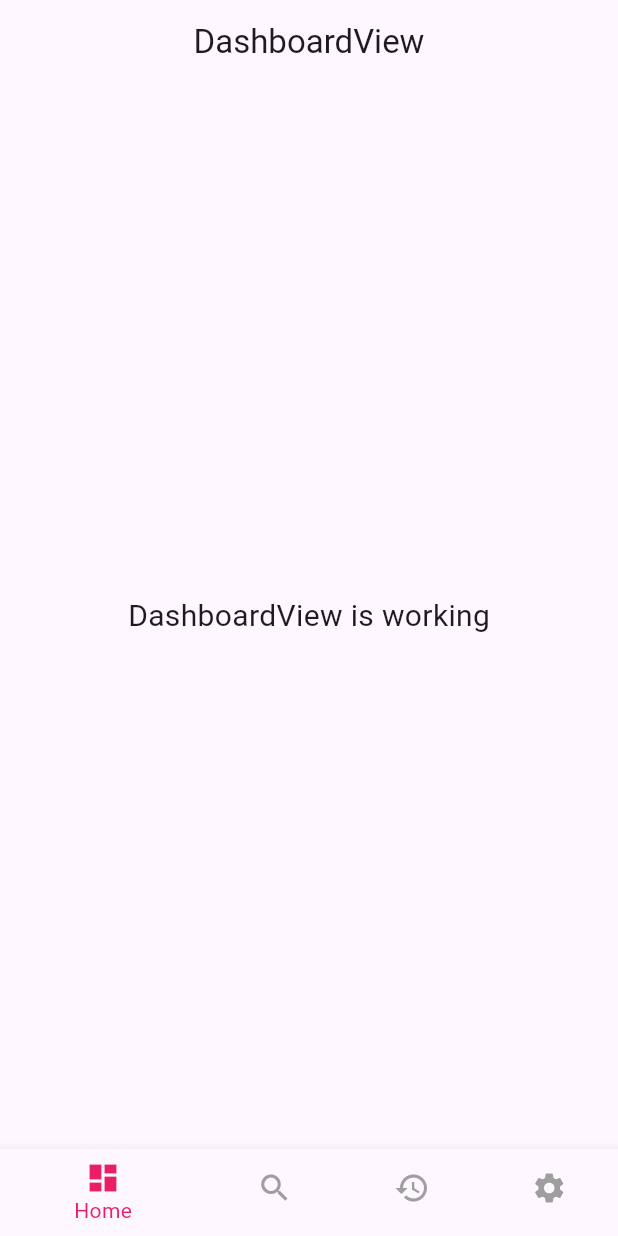
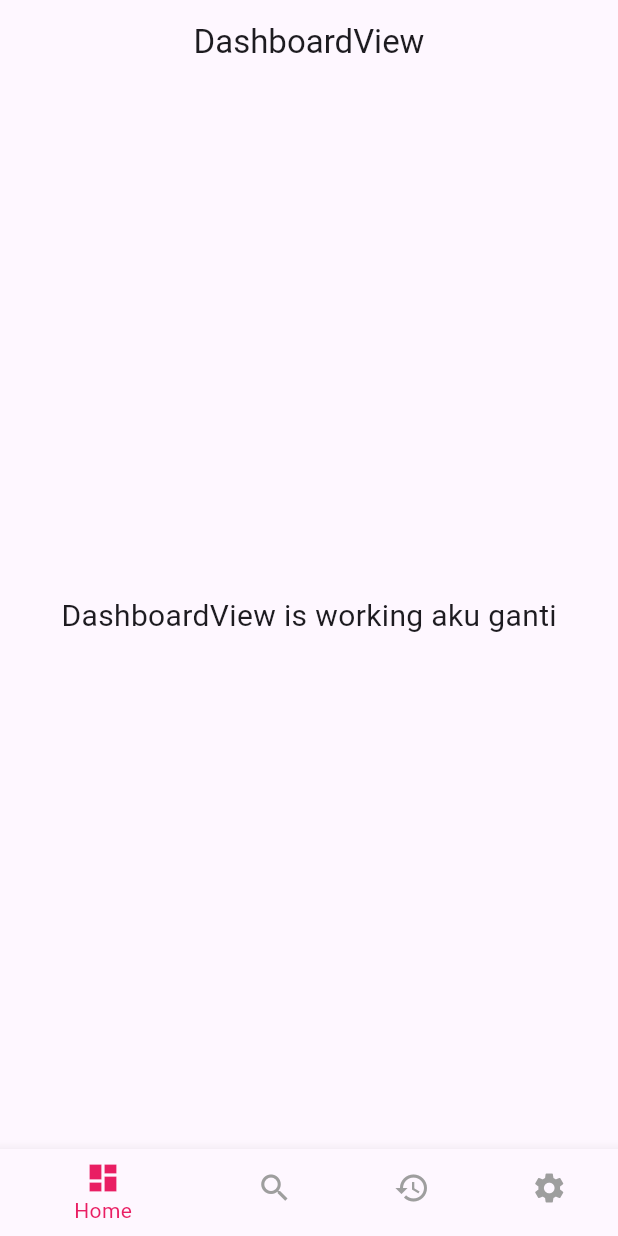
Before and after one commit to roiskhoiron/getx_nested_navigation_bottom_nav_bar, a Flutter app: the screen it shows after launch, on a phone screen of 412 x 824 dp. Run offline on Flutter 3.47's test engine with Material 3 defaults, Android fonts, the phone set to English and light mode, and no system bars; our stand-ins replace get; statements that could not run were skipped.

```diff
--- a/lib/app/modules/browse/controllers/browse_controller.dart
+++ b/lib/app/modules/browse/controllers/browse_controller.dart
@@ -10,7 +10,10 @@ class BrowseController extends GetxController {
   }
 
   @override
-  void onReady() {
+  Future<void> onReady() async {
+    await Future.delayed(Duration(seconds: 2), () {
+      count.value++;
+    });
     super.onReady();
   }
 
--- a/lib/app/modules/dashboard/controllers/dashboard_controller.dart
+++ b/lib/app/modules/dashboard/controllers/dashboard_controller.dart
@@ -4,13 +4,20 @@ class DashboardController extends GetxController {
   //TODO: Implement DashboardController
 
   final count = 0.obs;
+
+  var valueChange = 'aku'.obs;
   @override
   void onInit() {
+    Get.log('DashboardController onInit');
     super.onInit();
   }
 
   @override
-  void onReady() {
+  Future<void> onReady() async {
+    await Future.delayed(Duration(seconds: 5), () {
+      valueChange.value = 'aku ganti';
+    },);
+    Get.log('DashboardController onReady');
     super.onReady();
   }
 
--- a/lib/app/modules/dashboard/views/dashboard_view.dart
+++ b/lib/app/modules/dashboard/views/dashboard_view.dart
@@ -6,6 +6,7 @@ import '../controllers/dashboard_controller.dart';
 
 class DashboardView extends GetView<DashboardController> {
   const DashboardView({Key? key}) : super(key: key);
+
   @override
   Widget build(BuildContext context) {
     return Scaffold(
@@ -14,11 +15,13 @@ class DashboardView extends GetView<DashboardController> {
         centerTitle: true,
         leading: Container(),
       ),
-      body: const Center(
-        child: Text(
-          'DashboardView is working',
-          style: TextStyle(fontSize: 20),
-        ),
+      body: Center(
+        child: Obx(() {
+          return Text(
+            'DashboardView is working ${controller.valueChange.value}',
+            style: const TextStyle(fontSize: 20),
+          );
+        }),
       ),
     );
   }
--- a/lib/app/modules/home/views/home_view.dart
+++ b/lib/app/modules/home/views/home_view.dart
@@ -12,9 +12,9 @@ class HomeView extends GetView<HomeController> {
   Widget build(BuildContext context) {
     return Scaffold(
       body: Navigator(
-        key: Get.nestedKey(1),
+        key: Get.nestedKey(Routes.NESTED_NAV_KEY),
         initialRoute: Routes.DASHBOARD,
-        onGenerateRoute: controller.onGenerateRoute,
+        onGenerateRoute: (settings) =>  controller.onGenerateRoute(settings),
         transitionDelegate: DefaultTransitionDelegate(),
       ),
       bottomNavigationBar: Obx(
@@ -40,7 +40,7 @@ class HomeView extends GetView<HomeController> {
           currentIndex: controller.currentIndex.value,
           selectedItemColor: Colors.pink,
           unselectedItemColor: Colors.grey,
-          onTap: controller.changePage,
+          onTap:(value) =>  controller.changePage(value),
         ),
       ),
     );
--- a/lib/app/modules/nested-first/controllers/nested_first_controller.dart
+++ b/lib/app/modules/nested-first/controllers/nested_first_controller.dart
@@ -10,7 +10,9 @@ class NestedFirstController extends GetxController {
   }
 
   @override
-  void onReady() {
+  Future<void> onReady() async {
+    await Future.delayed(Duration(seconds: 2));
+    count.value++;
     super.onReady();
   }
 
--- a/lib/app/routes/app_routes.dart
+++ b/lib/app/routes/app_routes.dart
@@ -2,6 +2,8 @@ part of 'app_pages.dart';
 // DO NOT EDIT. This is code generated via package:get_cli/get_cli.dart
 
 abstract class Routes {
+  static const NESTED_NAV_KEY = 1;
+
   Routes._();
   static const HOME = _Paths.HOME;
   static const SETTINGS = _Paths.SETTINGS;
--- a/lib/main.dart
+++ b/lib/main.dart
@@ -8,6 +8,7 @@ void main() {
   runApp(
     GetMaterialApp(
       title: "Application",
+      enableLog: true,
       initialRoute: AppPages.INITIAL,
       getPages: AppPages.routes,
     ),
```
Also changed, not shown: lib/app/modules/browse/views/browse_view.dart (+8 -5 lines), lib/app/modules/home/controllers/home_controller.dart (+4 -4 lines), lib/app/modules/nested-first/views/nested_first_view.dart (+8 -5 lines), lib/app/routes/app_pages.dart (+25 -25 lines).
